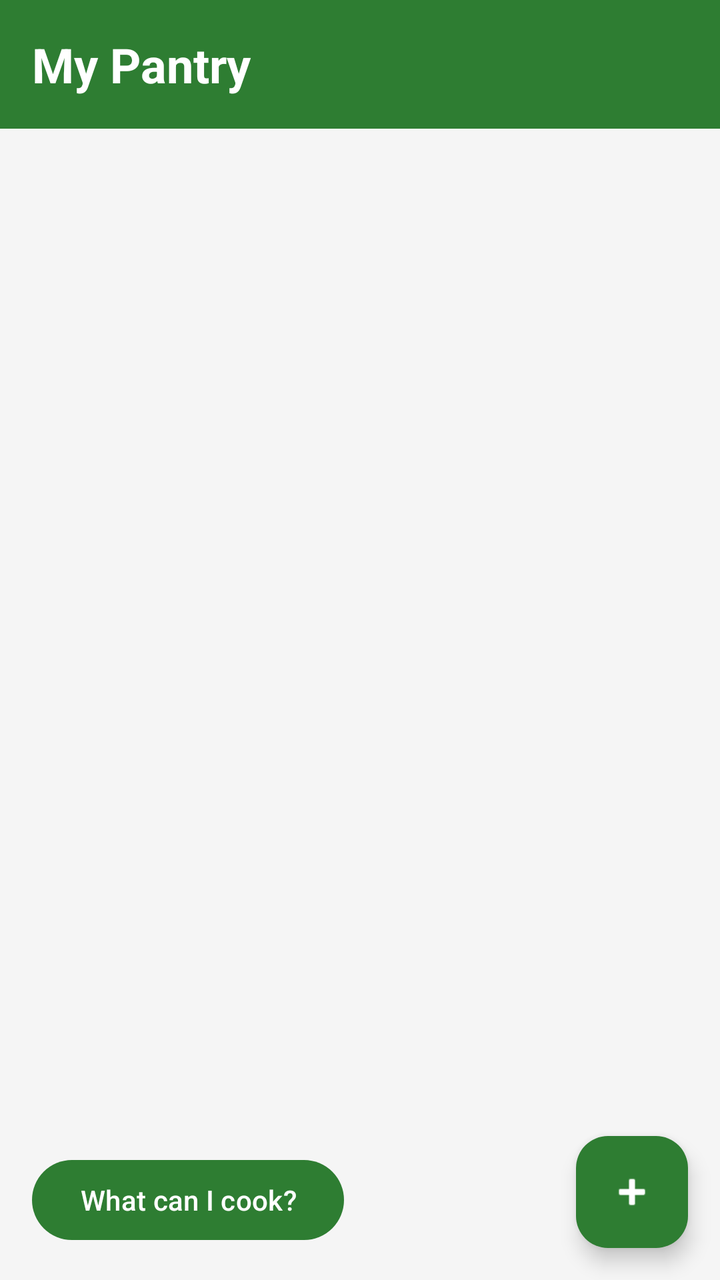
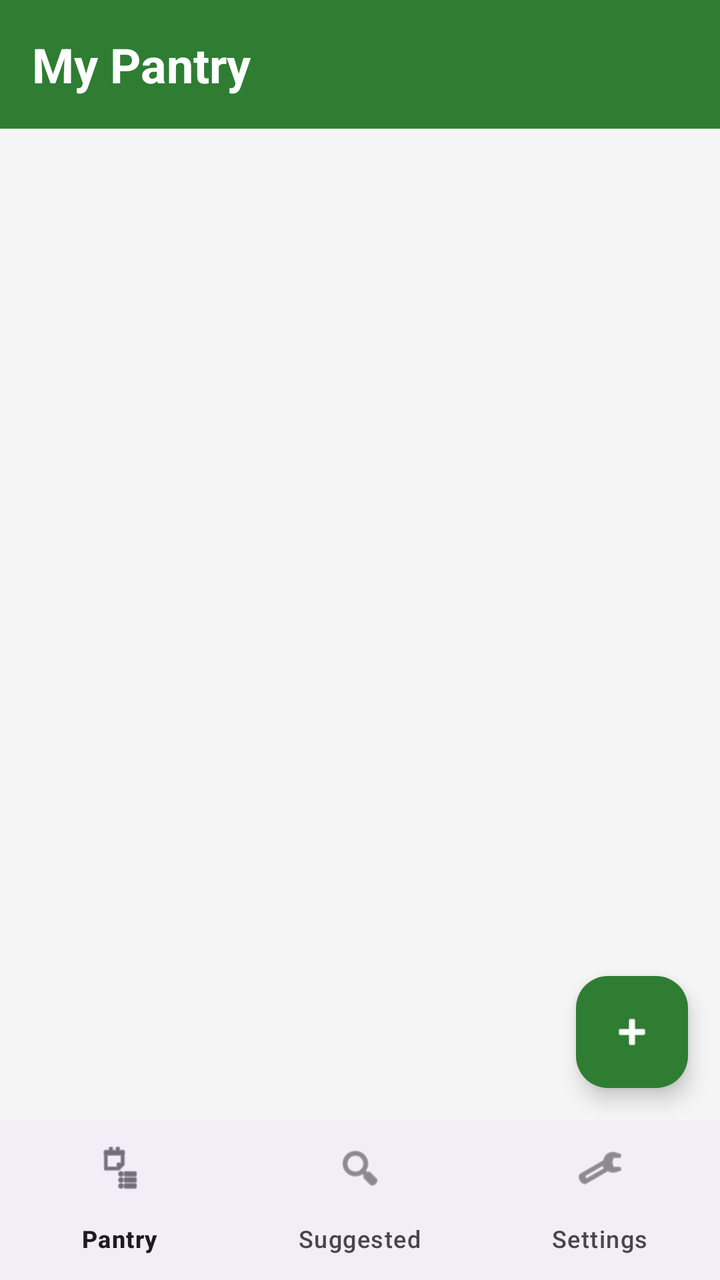

The first picture is an Android layout as it rendered before a commit; the second is the same layout after the commit. The layout source and the unified diff follow.
<!-- AndroidManifest.xml: application theme Theme.SmartPantryManager -->
<!-- res/layout/activity_pantry_list.xml -->
<?xml version="1.0" encoding="utf-8"?>
<androidx.constraintlayout.widget.ConstraintLayout
    xmlns:android="http://schemas.android.com/apk/res/android"
    xmlns:app="http://schemas.android.com/apk/res-auto"
    android:layout_width="match_parent"
    android:layout_height="match_parent"
    android:fitsSystemWindows="true"
    android:background="@color/background_grey">

    
    <TextView
        android:id="@+id/tvTitle"
        android:layout_width="0dp"
        android:layout_height="wrap_content"
        android:background="@color/primary_green"
        android:padding="16dp"
        android:text="My Pantry"
        android:textColor="#FFFFFF"
        android:textSize="24sp"
        android:textStyle="bold"
        app:layout_constraintTop_toTopOf="parent"
        app:layout_constraintStart_toStartOf="parent"
        app:layout_constraintEnd_toEndOf="parent" />

    
    <androidx.recyclerview.widget.RecyclerView
        android:id="@+id/recyclerPantry"
        android:layout_width="0dp"
        android:layout_height="0dp"
        android:clipToPadding="false"
        android:padding="8dp"
        android:paddingBottom="88dp"
        app:layout_constraintTop_toBottomOf="@id/tvTitle"
        app:layout_constraintBottom_toBottomOf="parent"
        app:layout_constraintStart_toStartOf="parent"
        app:layout_constraintEnd_toEndOf="parent" />

    
    <TextView
        android:id="@+id/tvEmpty"
        android:layout_width="wrap_content"
        android:layout_height="wrap_content"
        android:gravity="center"
        android:text="Your pantry is empty.\nTap + to add your first ingredient."
        android:textColor="@color/text_secondary"
        android:textSize="16sp"
        android:visibility="gone"
        app:layout_constraintTop_toTopOf="parent"
        app:layout_constraintBottom_toBottomOf="parent"
        app:layout_constraintStart_toStartOf="parent"
        app:layout_constraintEnd_toEndOf="parent" />

    
    <com.google.android.material.floatingactionbutton.FloatingActionButton
        android:id="@+id/fabAdd"
        android:layout_width="wrap_content"
        android:layout_height="wrap_content"
        android:layout_margin="16dp"
        android:contentDescription="Add ingredient"
        android:src="@android:drawable/ic_input_add"
        app:backgroundTint="@color/primary_green"
        app:tint="#FFFFFF"
        app:layout_constraintBottom_toBottomOf="parent"
        app:layout_constraintEnd_toEndOf="parent" />

    
    <com.google.android.material.button.MaterialButton
        android:id="@+id/btnSuggested"
        android:layout_width="wrap_content"
        android:layout_height="wrap_content"
        android:layout_margin="16dp"
        android:text="What can I cook?"
        app:backgroundTint="@color/primary_green"
        app:layout_constraintBottom_toBottomOf="parent"
        app:layout_constraintStart_toStartOf="parent" />

</androidx.constraintlayout.widget.ConstraintLayout>
<!-- resources referenced by this layout -->
<resources>
  <color name="background_grey">#F5F5F5</color>
  <color name="primary_green">#2E7D32</color>
  <color name="text_secondary">#757575</color>
  <style name="Theme.SmartPantryManager" parent="Base.Theme.SmartPantryManager" />
  <style name="Base.Theme.SmartPantryManager" parent="Theme.Material3.DayNight.NoActionBar">
          
          
      </style>
</resources>

<!-- the commit's change to res/layout/activity_pantry_list.xml (unified diff, before → after) -->
@@ -4,8 +4,8 @@
     xmlns:app="http://schemas.android.com/apk/res-auto"
     android:layout_width="match_parent"
     android:layout_height="match_parent"
-    android:fitsSystemWindows="true"
-    android:background="@color/background_grey">
+    android:background="@color/background_grey"
+    android:fitsSystemWindows="true">
 
     
     <TextView
@@ -31,7 +31,7 @@
         android:padding="8dp"
         android:paddingBottom="88dp"
         app:layout_constraintTop_toBottomOf="@id/tvTitle"
-        app:layout_constraintBottom_toBottomOf="parent"
+        app:layout_constraintBottom_toTopOf="@id/bottomNav"
         app:layout_constraintStart_toStartOf="parent"
         app:layout_constraintEnd_toEndOf="parent" />
 
@@ -60,18 +60,17 @@
         android:src="@android:drawable/ic_input_add"
         app:backgroundTint="@color/primary_green"
         app:tint="#FFFFFF"
-        app:layout_constraintBottom_toBottomOf="parent"
+        app:layout_constraintBottom_toTopOf="@id/bottomNav"
         app:layout_constraintEnd_toEndOf="parent" />
 
     
-    <com.google.android.material.button.MaterialButton
-        android:id="@+id/btnSuggested"
-        android:layout_width="wrap_content"
+    <com.google.android.material.bottomnavigation.BottomNavigationView
+        android:id="@+id/bottomNav"
+        android:layout_width="0dp"
         android:layout_height="wrap_content"
-        android:layout_margin="16dp"
-        android:text="What can I cook?"
-        app:backgroundTint="@color/primary_green"
+        app:menu="@menu/bottom_nav_menu"
         app:layout_constraintBottom_toBottomOf="parent"
-        app:layout_constraintStart_toStartOf="parent" />
+        app:layout_constraintStart_toStartOf="parent"
+        app:layout_constraintEnd_toEndOf="parent" />
 
 </androidx.constraintlayout.widget.ConstraintLayout>
